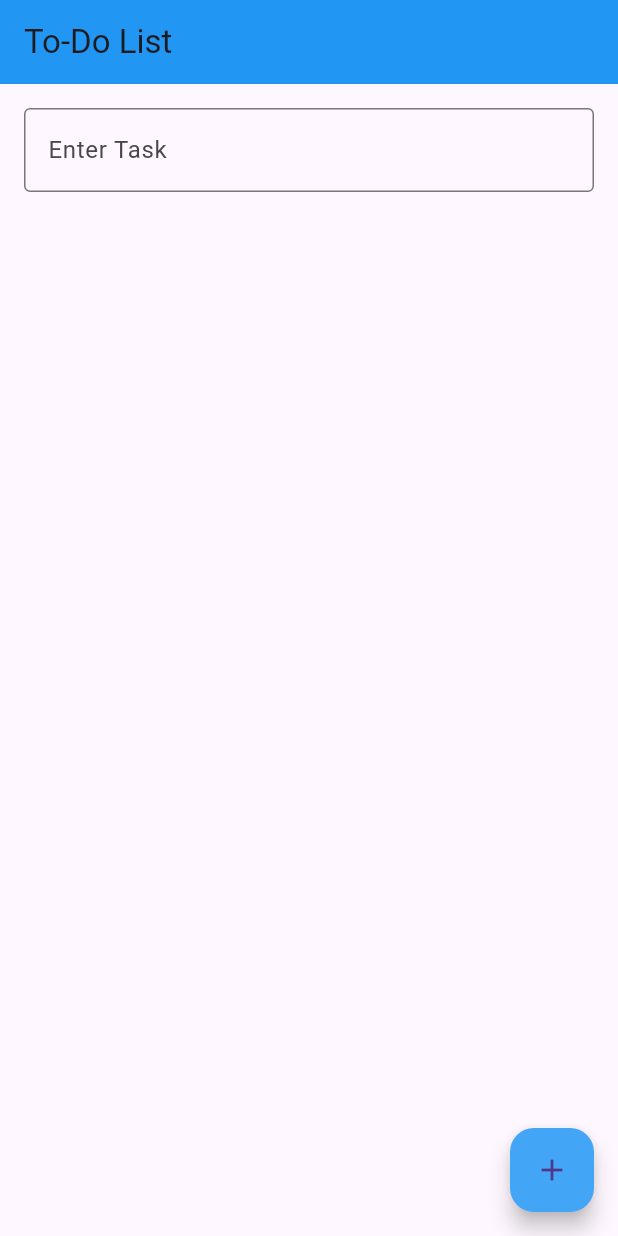
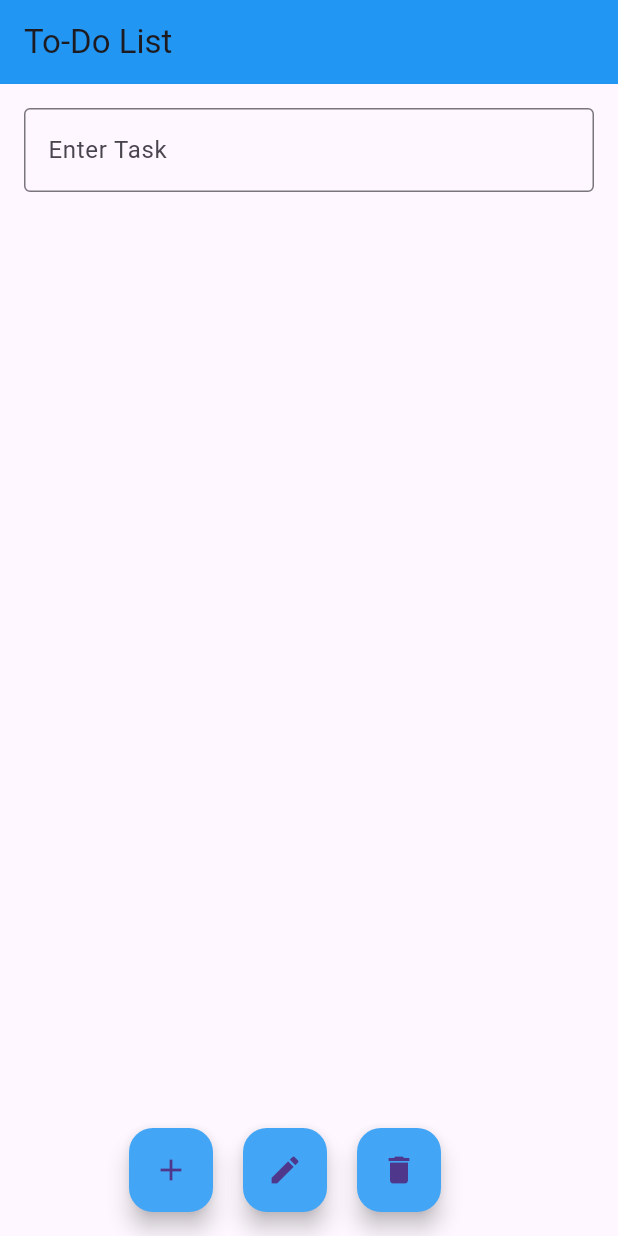
Before and after one commit to JovanNije/to_do_list_project, a Flutter app: the screen it shows after launch, on a phone screen of 412 x 824 dp. Run offline on Flutter 3.47's test engine with Material 3 defaults, Android fonts, the phone set to English and light mode, and no system bars.

Commit message:
Implemented edit and delete btn;

```diff
--- a/lib/main.dart
+++ b/lib/main.dart
@@ -1,3 +1,4 @@
+import 'dart:math';
 import 'package:flutter/material.dart';
 
 void main() {
@@ -12,63 +13,140 @@ class MainApp extends StatefulWidget {
 }
 
 class _MainAppState extends State<MainApp> {
-  // List to store tasks
-  List<String> tasks = [];
+  // List to store tasks along with their random background colors
+  List<Map<String, dynamic>> tasks = [];
 
-  // Text editing controller to get input from TextField
+  // Controller to manage TextField input
   TextEditingController taskController = TextEditingController();
+
+   // Function to generate random bright colors
+  Color _generateRandomBrightColor() {
+    final random = Random();
+    // Generating bright colors by ensuring RGB values are higher (between 150 and 255)
+    int red = random.nextInt(106) + 150;   // Random value between 150 and 255
+    int green = random.nextInt(106) + 150; // Random value between 150 and 255
+    int blue = random.nextInt(106) + 150;  // Random value between 150 and 255
+    return Color.fromRGBO(red, green, blue, 1); // Full opacity
+  }
 
   @override
   Widget build(BuildContext context) {
     return MaterialApp(
       home: Scaffold(
-        appBar: AppBar(
+        appBar: _buildAppBar(),
+        body: _buildBody(),
+        floatingActionButton: _buildFloatingActionButtons(),
+      ),
+    );
+  }
+
+  // Builds the AppBar widget
+  AppBar _buildAppBar() {
+    return AppBar(
       title: const Text('To-Do List'),
       backgroundColor: Colors.blue,
-        ),
-        body: Padding(
+    );
+  }
+
+  // Builds the body of the app
+  Widget _buildBody() {
+    return Padding(
       padding: const EdgeInsets.all(16.0),
       child: Column(
         children: [
-              // Simple TextField with decoration
-              TextField(
+          _buildTaskInputField(),
+          const SizedBox(height: 20), // Space between input field and task list
+          _buildTaskList(),
+        ],
+      ),
+    );
+  }
+
+  // Builds the TextField for task input
+  Widget _buildTaskInputField() {
+    return TextField(
       controller: taskController,
       decoration: const InputDecoration(
-                  labelText: 'Enter Task', // Label above the input field
-                  border: OutlineInputBorder(), // Border around the input field
+        labelText: 'Enter Task', // Label for the input field
+        border: OutlineInputBorder(), // Border style for the field
       ),
       onChanged: (value) {
-                  // This is triggered when the text in the TextField changes
+        // Prints entered text for debugging purposes
         print('Entered text: $value');
       },
-              ),
-              Expanded(
+    );
+  }
+
+  // Builds the ListView to display tasks
+  Widget _buildTaskList() {
+    return Expanded(
       child: ListView.builder(
         itemCount: tasks.length,
         itemBuilder: (context, index) {
-                    return ListTile(
-                      title: Text(tasks[index]), // Display task in ListTile
+          // Retrieve the task and its associated background color
+          final task = tasks[index];
+          return Padding(
+            padding: const EdgeInsets.only(bottom: 8.0), // Padding between tasks
+            child: ListTile(
+              tileColor: task['color'], // Set background color for each task
+              title: Text(task['task']), // Display task at this index
+            ),
           );
         },
       ),
+    );
+  }
+
+   Widget _buildFloatingActionButtons() {
+    return Row(
+      mainAxisAlignment: MainAxisAlignment.center,
+      children: [
+        // Add Button
+        FloatingActionButton(
+          onPressed: _addTask,
+          backgroundColor: const Color(0xFF42A5F5),
+          child: const Icon(Icons.add),
+        ),
+        const SizedBox(width: 20), // Space between buttons
+        // Edit Button
+        FloatingActionButton(
+          onPressed: _editTask,
+          backgroundColor: const Color(0xFF42A5F5),
+          child: const Icon(Icons.edit),
+        ),
+        const SizedBox(width: 20), // Space between buttons
+        // Delete Button
+        FloatingActionButton(
+          onPressed: _deleteTask,
+          backgroundColor: const Color(0xFF42A5F5),
+          child: const Icon(Icons.delete),
         ),
       ],
-          ),
-        ),
-        floatingActionButton: FloatingActionButton(
-          onPressed: (){
+    );
+  }
+
+  // Adds a task to the list with a random background color
+  void _addTask() {
     if (taskController.text.isNotEmpty) {
       setState(() {
-                tasks.add(taskController.text); // Add task to list
-                taskController.clear(); // Clear the text field
+        tasks.add({
+          'task': taskController.text, // Add task text
+          'color': _generateRandomBrightColor(), // Assign a random color to the task
+        });
+        taskController.clear(); // Clear the input field after adding task
       });
       print("Task Added");
     }
-          },
-          backgroundColor: Color(0xFF42A5F5), // Color of the FAB
-          child: const Icon(Icons.add), // Icon for adding tasks
-        ),
-      ),
-    );
+  }
+    // Placeholder for editing a task
+  void _editTask() {
+    // Logic for editing a task will go here
+    print("Edit Task");
+  }
+
+  // Placeholder for deleting a task
+  void _deleteTask() {
+    // Logic for deleting a task will go here
+    print("Delete Task");
   }
 }
```
Lines whose indentation alone changed are shown as unchanged.
